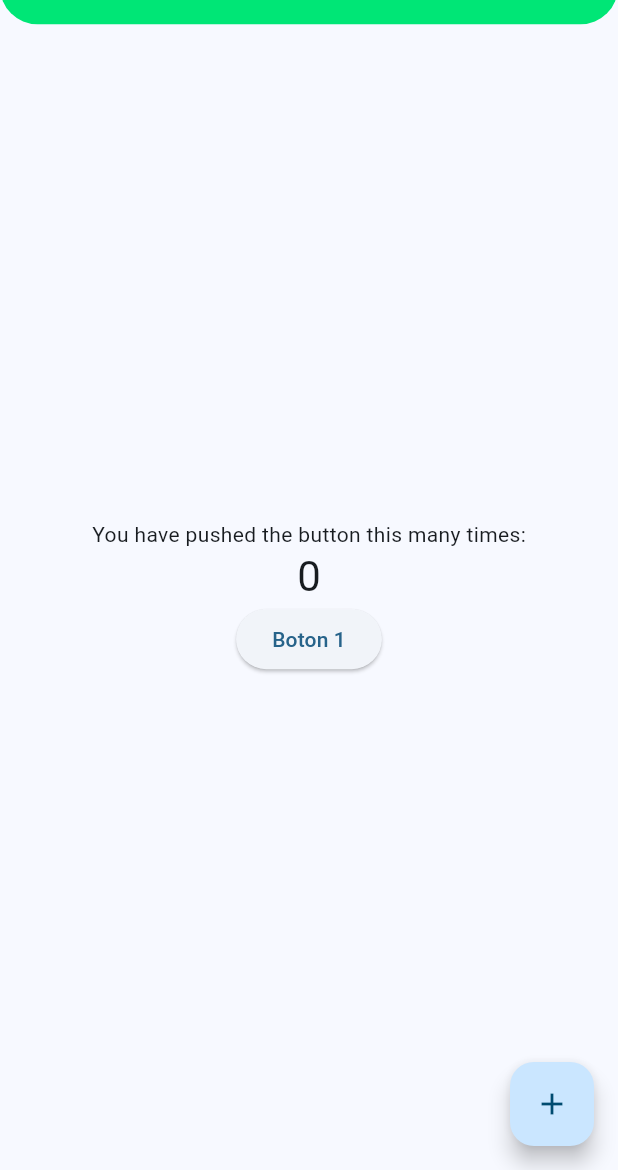
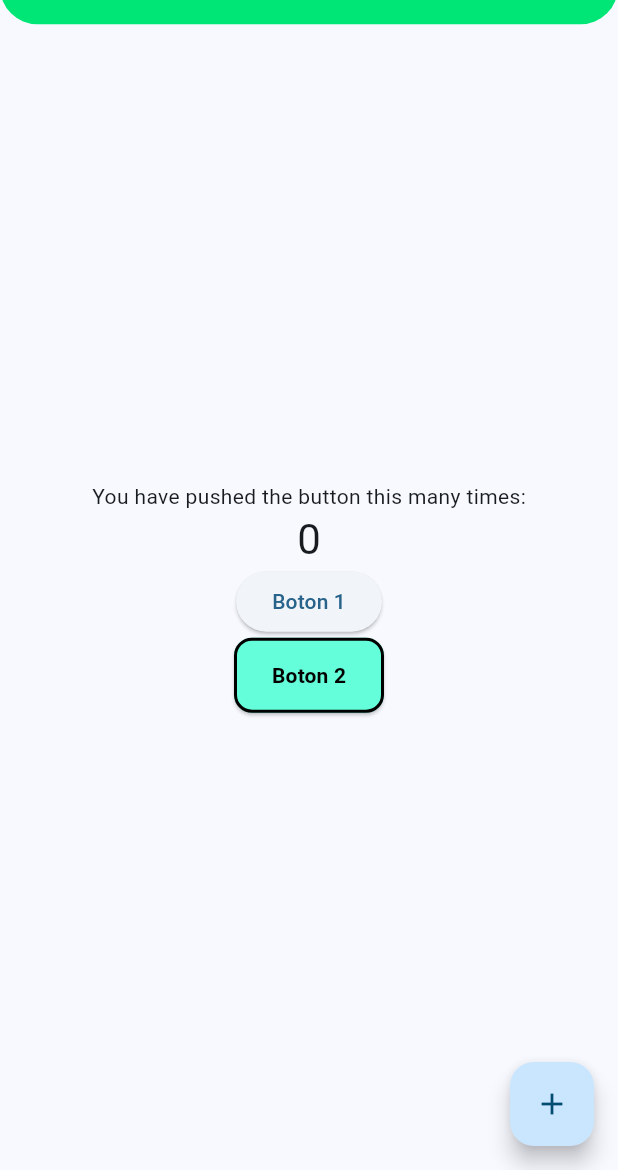
Before and after one commit to alegarciaaitec/primer-ejercicio, a Flutter app: the screen it shows after launch, on a phone screen of 412 x 824 dp, the part 66-1236 px from its top. Run offline on Flutter 3.47's test engine with Material 3 defaults, Android fonts, the phone set to English and light mode, and no system bars.

Commit message:
ultimos cambios

```diff
--- a/lib/screems/my_home_page.dart
+++ b/lib/screems/my_home_page.dart
@@ -91,7 +91,29 @@ class _MyHomePageState extends State<MyHomePage> {
               style: Theme.of(context).textTheme.headlineMedium,
             ),
             //aqui
+            //boton normal
             ElevatedButton(onPressed: () => {}, child: Text('Boton 1')),
+            //boton con diseño
+            ElevatedButton(
+              onPressed: () => {},
+              style: ElevatedButton.styleFrom(
+                backgroundColor: Colors.tealAccent,
+                fixedSize: Size(100, 50),
+                side: BorderSide(width: 2),
+                shape: RoundedRectangleBorder(
+                  borderRadius: BorderRadius.circular(12),
+                ),
+              ),
+              child: Text(
+                'Boton 2',
+                style: TextStyle(
+                  color: Colors.black,
+                  fontWeight: FontWeight.bold,
+                ),
+              ),
+            ),
+            //boton tipo icono
+            //boton que tenga texto e icono
           ],
         ),
       ),
```
